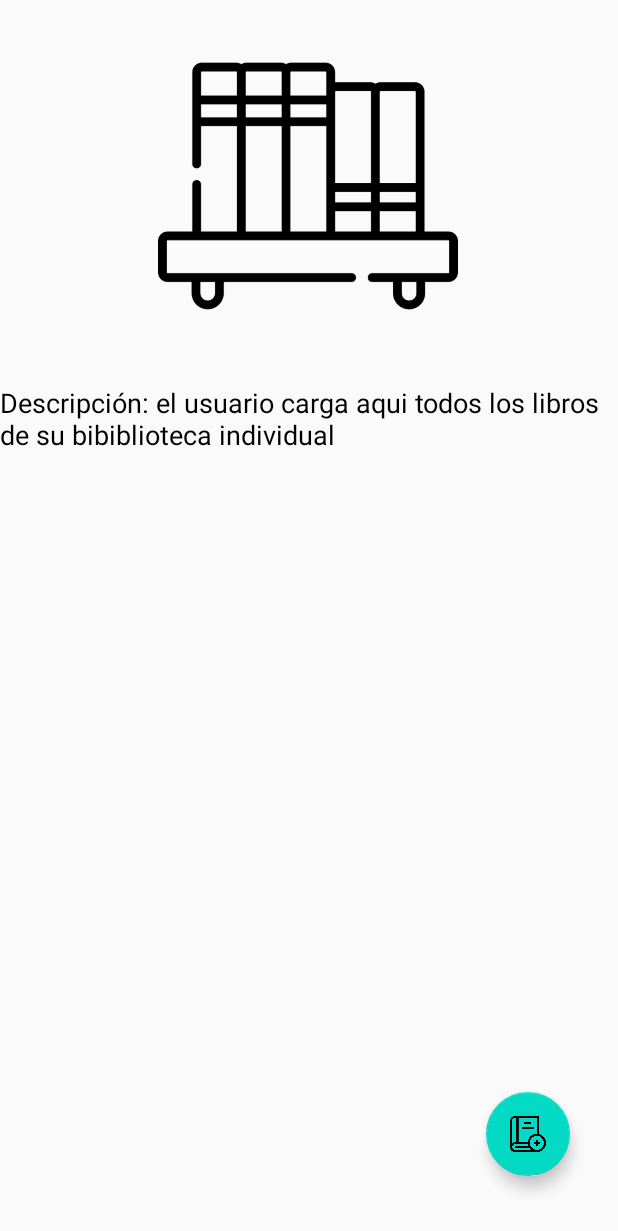
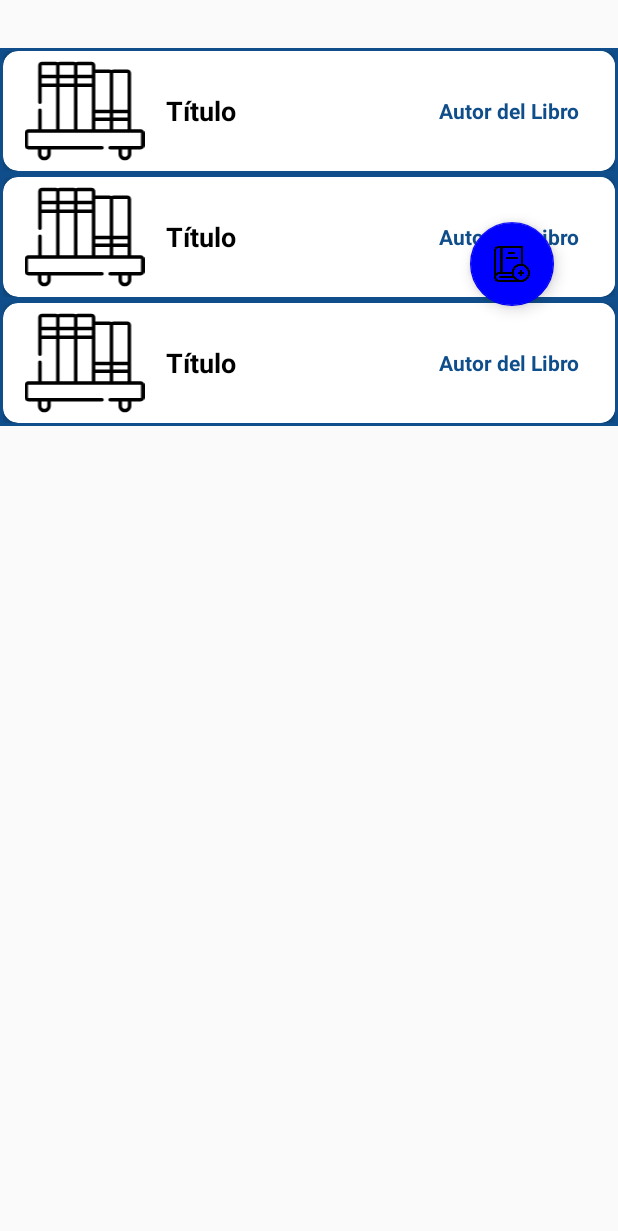
Before and after one commit to leofu99/MiBibliotecaV4.5, an Android app: the layout fragment_biblioteca_personal.xml on its own in the app's theme, with its tools: preview values and no code run, on a phone screen of 412 x 824 dp. Shown: the top 1231 px of the screen. Run offline under Robolectric (Android 15) with nearby library versions, the phone set to English and light mode, and no system bars.

Commit message:
arreglo listas orden

```diff
--- a/app/build.gradle
+++ b/app/build.gradle
@@ -48,8 +48,11 @@ dependencies {
     implementation 'com.google.firebase:firebase-auth:19.3.2'
     implementation 'com.google.firebase:firebase-database:19.3.1'
     implementation 'com.google.firebase:firebase-storage:19.1.1'
+    implementation 'com.squareup.picasso:picasso:2.71828'
     testImplementation 'junit:junit:4.12'
     androidTestImplementation 'androidx.test.ext:junit:1.1.1'
     androidTestImplementation 'androidx.test.espresso:espresso-core:3.2.0'
+    //noinspection GradleCompatible
+    implementation 'com.android.support:recyclerview-v7:28.0.0-rc01'
 
 }
--- a/app/src/main/java/com/example/mibibliotecav2/model/remote/UsersRemote.kt
+++ b/app/src/main/java/com/example/mibibliotecav2/model/remote/UsersRemote.kt
@@ -32,5 +32,5 @@ class PrestamosRemote(
     val fprestamo: String = "",
     val fdevolucion: String = "",
     val urlportada: String = "",
-    val idprestamo: String = ""
+    val deudor: String = ""
 )
--- a/app/src/main/res/layout/fragment_biblioteca_personal.xml
+++ b/app/src/main/res/layout/fragment_biblioteca_personal.xml
@@ -1,45 +1,40 @@
 <?xml version="1.0" encoding="utf-8"?>
-<androidx.constraintlayout.widget.ConstraintLayout xmlns:android="http://schemas.android.com/apk/res/android"
-    xmlns:app="http://schemas.android.com/apk/res-auto"
-    xmlns:tools="http://schemas.android.com/tools"
+<ScrollView xmlns:android="http://schemas.android.com/apk/res/android"
+xmlns:app="http://schemas.android.com/apk/res-auto"
+xmlns:tools="http://schemas.android.com/tools"
+android:layout_width="match_parent"
+android:layout_height="match_parent">
+
+<androidx.constraintlayout.widget.ConstraintLayout
     android:layout_width="match_parent"
-    android:layout_height="match_parent"
-    tools:context=".BibliotecaPersonalFragment">
+    android:layout_height="wrap_content"
+    tools:context=".ui.List.ListFragment">
 
-    <ImageView
-        android:id="@+id/IV_B_personal"
-        android:layout_width="200dp"
-        android:layout_height="200dp"
-        android:layout_marginTop="24dp"
-        android:contentDescription="@string/b_personal"
-        app:layout_constraintEnd_toEndOf="parent"
-        app:layout_constraintHorizontal_bias="0.498"
-        app:layout_constraintStart_toStartOf="parent"
+    <androidx.recyclerview.widget.RecyclerView
+        android:id="@+id/rv_libros"
+        android:layout_width="match_parent"
+        android:layout_height="0dp"
+        android:layout_marginTop="32dp"
         app:layout_constraintTop_toTopOf="parent"
-        app:srcCompat="@drawable/bookshelf" />
-
-    <TextView
-        android:id="@+id/TV_b_personal"
-        android:layout_width="0dp"
-        android:layout_height="wrap_content"
-        android:layout_marginTop="32dp"
-        android:text="@string/biblioteca_personal"
-        android:textColor="@color/black"
-        android:textSize="18sp"
-        app:layout_constraintEnd_toEndOf="parent"
-        app:layout_constraintStart_toStartOf="parent"
-        app:layout_constraintTop_toBottomOf="@+id/IV_B_personal" />
-
+        tools:ignore="MissingConstraints"
+        tools:layout_editor_absoluteX="-31dp"
+        tools:listitem="@layout/list_item_grid_movie" />
     <com.google.android.material.floatingactionbutton.FloatingActionButton
         android:id="@+id/BF_agregarlibro"
         android:layout_width="wrap_content"
         android:layout_height="wrap_content"
-        android:layout_marginEnd="32dp"
-        android:layout_marginBottom="40dp"
         android:clickable="true"
         android:focusable="true"
         android:src="@drawable/knowledge"
+        app:backgroundTint="@color/blue"
         app:layout_constraintBottom_toBottomOf="parent"
-        app:layout_constraintEnd_toEndOf="parent" />
+        app:layout_constraintEnd_toEndOf="parent"
+        app:layout_constraintHorizontal_bias="0.881"
+        app:layout_constraintStart_toStartOf="parent"
+        app:layout_constraintTop_toTopOf="parent"
+        app:layout_constraintVertical_bias="0.649" />
+
 
 </androidx.constraintlayout.widget.ConstraintLayout>
+
+</ScrollView>
--- /dev/null
+++ b/app/src/main/res/layout/list_item_grid_movie.xml
@@ -0,0 +1,63 @@
+<?xml version="1.0" encoding="utf-8"?>
+<FrameLayout xmlns:android="http://schemas.android.com/apk/res/android"
+    xmlns:app="http://schemas.android.com/apk/res-auto"
+    xmlns:tools="http://schemas.android.com/tools"
+    android:layout_width="match_parent"
+    android:layout_height="wrap_content"
+    android:background="@color/colorPrimaryDark"
+    android:padding="2dp"
+    tools:context=".MainActivity">
+
+    <androidx.cardview.widget.CardView
+        android:layout_width="match_parent"
+        android:layout_height="wrap_content"
+        app:cardCornerRadius="10dp"
+        app:cardElevation="4dp">
+
+        <LinearLayout
+            android:id="@+id/linearLayout"
+            android:layout_width="match_parent"
+            android:layout_height="wrap_content"
+            android:orientation="horizontal"
+            app:layout_constraintTop_toTopOf="parent"
+            tools:layout_editor_absoluteX="0dp">
+
+            <ImageView
+                android:id="@+id/iv_foto"
+                android:layout_width="86dp"
+                android:layout_height="80dp"
+                android:layout_weight="1"
+                android:src="@drawable/ic_biblioteca"
+                android:contentDescription="@string/todo" />
+
+            <TextView
+                android:id="@+id/tv_titulo"
+                android:layout_width="159dp"
+                android:layout_height="match_parent"
+                android:layout_weight="1"
+                android:background="@color/design_default_color_background"
+                android:gravity="center_vertical"
+                android:text="@string/nombre_libro"
+                android:textAlignment="viewStart"
+                android:textColor="@color/design_default_color_on_secondary"
+                android:textSize="18sp"
+                android:textStyle="bold"
+                tools:ignore="RtlCompat" />
+
+            <TextView
+                android:id="@+id/tv_autor"
+                android:layout_width="wrap_content"
+                android:layout_height="match_parent"
+                android:layout_weight="1"
+                android:background="@color/design_default_color_background"
+                android:gravity="center_vertical"
+                android:text="@string/autor"
+                android:textAlignment="textStart"
+                android:textColor="@color/colorPrimaryDark"
+                android:textSize="14sp"
+                android:textStyle="bold"
+                tools:ignore="RtlCompat" />
+        </LinearLayout>
+    </androidx.cardview.widget.CardView>
+
+</FrameLayout>
--- a/app/src/main/res/values/strings.xml
+++ b/app/src/main/res/values/strings.xml
@@ -95,4 +95,6 @@
     <string name="fecha2">Fecha de devolución: MM/dd/yyyy</string>
     <string name="titulo_fragmento_agregar_libro">Agregar Libro</string>
     <string name="titulo_fragmento_prestar_libro">Prestar Libro</string>
+    <string name="nombre_libro">Título</string>
+    <string name="todo">TODO</string>
 </resources>
```
Also changed, not shown: app/src/main/java/com/example/mibibliotecav2/AgregarprestamoFragment.kt (+13 -2 lines), app/src/main/java/com/example/mibibliotecav2/BibliotecaPersonalFragment.kt (+53 -4 lines), app/src/main/java/com/example/mibibliotecav2/MainActivity.kt (+6 -1 lines), app/src/main/java/com/example/mibibliotecav2/PrestamosFragment.kt (+58 -5 lines), app/src/main/java/com/example/mibibliotecav2/model/remote/LibrosRVAdapter.kt (added, +39 -0 lines), app/src/main/java/com/example/mibibliotecav2/model/remote/PrestamosRVAdapter.kt (added, +38 -0 lines), app/src/main/res/layout/fragment_prestamos.xml (+15 -25 lines).
